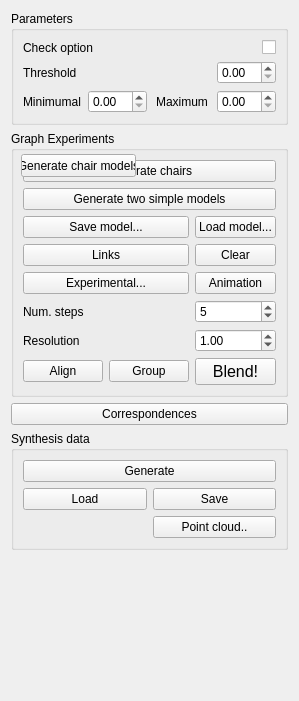
First picture: the form in topo-blend/topo_blend_widget.ui, repository ialhashim/topo-blend, before the edit.
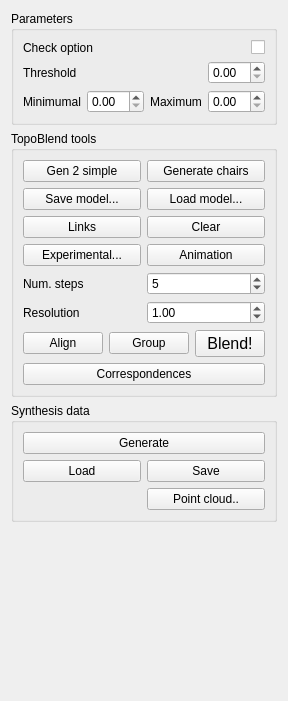
Second picture: the form after the edit. Icons and pictures are not drawn.

Commit message: Cut group growing. Some invalid behavior remains: sheet growing (linking issue?), and deer case.

Patch:
```diff
--- a/topo-blend/topo_blend_widget.ui
+++ b/topo-blend/topo_blend_widget.ui
@@ -6,7 +6,7 @@
    <rect>
     <x>0</x>
     <y>0</y>
-    <width>294</width>
+    <width>262</width>
     <height>701</height>
    </rect>
   </property>
@@ -76,10 +76,31 @@
    <item>
     <widget class="QGroupBox" name="groupBox_2">
      <property name="title">
-      <string>Graph Experiments</string>
+      <string>TopoBlend tools</string>
      </property>
      <layout class="QGridLayout" name="gridLayout_2">
-      <item row="3" column="0" colspan="2">
+      <item row="7" column="0">
+       <widget class="QLabel" name="resLabel">
+        <property name="text">
+         <string>Resolution</string>
+        </property>
+       </widget>
+      </item>
+      <item row="6" column="0">
+       <widget class="QLabel" name="numStepsLabel">
+        <property name="text">
+         <string>Num. steps</string>
+        </property>
+       </widget>
+      </item>
+      <item row="5" column="0">
+       <widget class="QPushButton" name="button4">
+        <property name="text">
+         <string>Experimental...</string>
+        </property>
+       </widget>
+      </item>
+      <item row="3" column="0">
        <widget class="QPushButton" name="linksButton">
         <property name="text">
          <string>Links</string>
@@ -90,7 +111,7 @@
         </property>
        </widget>
       </item>
-      <item row="2" column="0" colspan="2">
+      <item row="2" column="0">
        <widget class="QPushButton" name="saveButton">
         <property name="text">
          <string>Save model...</string>
@@ -101,99 +122,21 @@
         </property>
        </widget>
       </item>
-      <item row="5" column="0" colspan="2">
-       <widget class="QPushButton" name="button4">
-        <property name="text">
-         <string>Experimental...</string>
-        </property>
-       </widget>
-      </item>
-      <item row="7" column="2">
-       <widget class="QDoubleSpinBox" name="voxelSize">
-        <property name="decimals">
-         <number>2</number>
-        </property>
-        <property name="maximum">
-         <double>1024.000000000000000</double>
-        </property>
-        <property name="singleStep">
-         <double>0.100000000000000</double>
-        </property>
-        <property name="value">
-         <double>1.000000000000000</double>
-        </property>
-       </widget>
-      </item>
-      <item row="8" column="0">
-       <widget class="QPushButton" name="alignButton">
-        <property name="minimumSize">
-         <size>
-          <width>0</width>
-          <height>12</height>
-         </size>
-        </property>
-        <property name="text">
-         <string>Align</string>
-        </property>
-        <property name="icon">
-         <iconset resource="topo-blend.qrc">
-          <normaloff>:/images/align.png</normaloff>:/images/align.png</iconset>
-        </property>
-        <property name="iconSize">
-         <size>
-          <width>22</width>
-          <height>24</height>
-         </size>
-        </property>
-       </widget>
-      </item>
-      <item row="8" column="2">
-       <widget class="QPushButton" name="blendButton">
-        <property name="sizePolicy">
-         <sizepolicy hsizetype="Expanding" vsizetype="Minimum">
-          <horstretch>0</horstretch>
-          <verstretch>0</verstretch>
-         </sizepolicy>
-        </property>
-        <property name="minimumSize">
-         <size>
-          <width>24</width>
-          <height>0</height>
-         </size>
-        </property>
-        <property name="font">
-         <font>
-          <pointsize>12</pointsize>
-          <weight>50</weight>
-          <bold>false</bold>
-         </font>
-        </property>
-        <property name="text">
-         <string>Blend!</string>
-        </property>
-        <property name="iconSize">
-         <size>
-          <width>16</width>
-          <height>24</height>
-         </size>
-        </property>
-       </widget>
-      </item>
-      <item row="1" column="0" colspan="3">
+      <item row="1" column="0">
        <widget class="QPushButton" name="genSimpleButton">
         <property name="text">
-         <string>Generate two simple models</string>
+         <string>Gen 2 simple</string>
         </property>
        </widget>
       </item>
-      <item row="0" column="0" colspan="3">
+      <item row="1" column="1">
        <widget class="QPushButton" name="genChairsButton">
         <property name="text">
          <string>Generate chairs</string>
         </property>
        </widget>
       </item>
-      <item row="2" column="2">
+      <item row="2" column="1">
        <widget class="QPushButton" name="loadButton">
         <property name="text">
          <string>Load model...</string>
@@ -204,18 +147,7 @@
         </property>
        </widget>
       </item>
-      <item row="5" column="2">
-       <widget class="QPushButton" name="animationButton">
-        <property name="text">
-         <string>Animation</string>
-        </property>
-        <property name="icon">
-         <iconset resource="topo-blend.qrc">
-          <normaloff>:/images/animation.png</normaloff>:/images/animation.png</iconset>
-        </property>
-       </widget>
-      </item>
-      <item row="3" column="2">
+      <item row="3" column="1">
        <widget class="QPushButton" name="clearButton">
         <property name="text">
          <string>Clear</string>
@@ -226,7 +158,18 @@
         </property>
        </widget>
       </item>
-      <item row="6" column="2">
+      <item row="5" column="1">
+       <widget class="QPushButton" name="animationButton">
+        <property name="text">
+         <string>Animation</string>
+        </property>
+        <property name="icon">
+         <iconset resource="topo-blend.qrc">
+          <normaloff>:/images/animation.png</normaloff>:/images/animation.png</iconset>
+        </property>
+       </widget>
+      </item>
+      <item row="6" column="1">
        <widget class="QSpinBox" name="numSteps">
         <property name="minimum">
          <number>2</number>
@@ -239,62 +182,110 @@
         </property>
        </widget>
       </item>
-      <item row="6" column="0" colspan="2">
-       <widget class="QLabel" name="numStepsLabel">
-        <property name="text">
-         <string>Num. steps</string>
+      <item row="7" column="1">
+       <widget class="QDoubleSpinBox" name="voxelSize">
+        <property name="decimals">
+         <number>2</number>
         </property>
-       </widget>
-      </item>
-      <item row="7" column="0" colspan="2">
-       <widget class="QLabel" name="resLabel">
-        <property name="text">
-         <string>Resolution</string>
+        <property name="maximum">
+         <double>1024.000000000000000</double>
         </property>
-       </widget>
-      </item>
-      <item row="8" column="1">
-       <widget class="QPushButton" name="groupButton">
-        <property name="text">
-         <string>Group</string>
+        <property name="singleStep">
+         <double>0.100000000000000</double>
         </property>
-        <property name="icon">
-         <iconset resource="topo-blend.qrc">
-          <normaloff>:/images/group.png</normaloff>:/images/group.png</iconset>
+        <property name="value">
+         <double>1.000000000000000</double>
         </property>
-        <property name="iconSize">
-         <size>
-          <width>24</width>
-          <height>24</height>
-         </size>
-        </property>
        </widget>
       </item>
+      <item row="8" column="0" colspan="2">
+       <layout class="QGridLayout" name="gridLayout_4">
+        <item row="0" column="1">
+         <widget class="QPushButton" name="groupButton">
+          <property name="text">
+           <string>Group</string>
+          </property>
+          <property name="icon">
+           <iconset resource="topo-blend.qrc">
+            <normaloff>:/images/group.png</normaloff>:/images/group.png</iconset>
+          </property>
+          <property name="iconSize">
+           <size>
+            <width>24</width>
+            <height>24</height>
+           </size>
+          </property>
+         </widget>
+        </item>
+        <item row="0" column="2">
+         <widget class="QPushButton" name="blendButton">
+          <property name="sizePolicy">
+           <sizepolicy hsizetype="Expanding" vsizetype="Minimum">
+            <horstretch>0</horstretch>
+            <verstretch>0</verstretch>
+           </sizepolicy>
+          </property>
+          <property name="minimumSize">
+           <size>
+            <width>24</width>
+            <height>0</height>
+           </size>
+          </property>
+          <property name="font">
+           <font>
+            <pointsize>12</pointsize>
+            <weight>50</weight>
+            <bold>false</bold>
+           </font>
+          </property>
+          <property name="text">
+           <string>Blend!</string>
+          </property>
+          <property name="iconSize">
+           <size>
+            <width>16</width>
+            <height>24</height>
+           </size>
+          </property>
+         </widget>
+        </item>
+        <item row="0" column="0">
+         <widget class="QPushButton" name="alignButton">
+          <property name="minimumSize">
+           <size>
+            <width>0</width>
+            <height>12</height>
+           </size>
+          </property>
+          <property name="text">
+           <string>Align</string>
+          </property>
+          <property name="icon">
+           <iconset resource="topo-blend.qrc">
+            <normaloff>:/images/align.png</normaloff>:/images/align.png</iconset>
+          </property>
+          <property name="iconSize">
+           <size>
+            <width>22</width>
+            <height>24</height>
+           </size>
+          </property>
+         </widget>
+        </item>
+        <item row="1" column="0" colspan="3">
+         <widget class="QPushButton" name="computeCorrButton">
+          <property name="text">
+           <string>Correspondences</string>
+          </property>
+         </widget>
+        </item>
+       </layout>
+      </item>
      </layout>
-     <widget class="QPushButton" name="button0">
-      <property name="geometry">
-       <rect>
-        <x>10</x>
-        <y>23</y>
-        <width>115</width>
-        <height>23</height>
-       </rect>
-      </property>
-      <property name="text">
-       <string>Generate chair models</string>
-      </property>
-     </widget>
     </widget>
    </item>
    <item>
-    <widget class="QPushButton" name="computeCorrButton">
-     <property name="text">
-      <string>Correspondences</string>
-     </property>
-    </widget>
-   </item>
-   <item>
-    <widget class="QGroupBox" name="groupBox_3">
+    <widget class="QGroupBox" name="groupBox3">
      <property name="title">
       <string>Synthesis data</string>
      </property>
```
Left out of the diff: 4 changed lines with no effect on the pictures. The commit also changes 9 other files.
